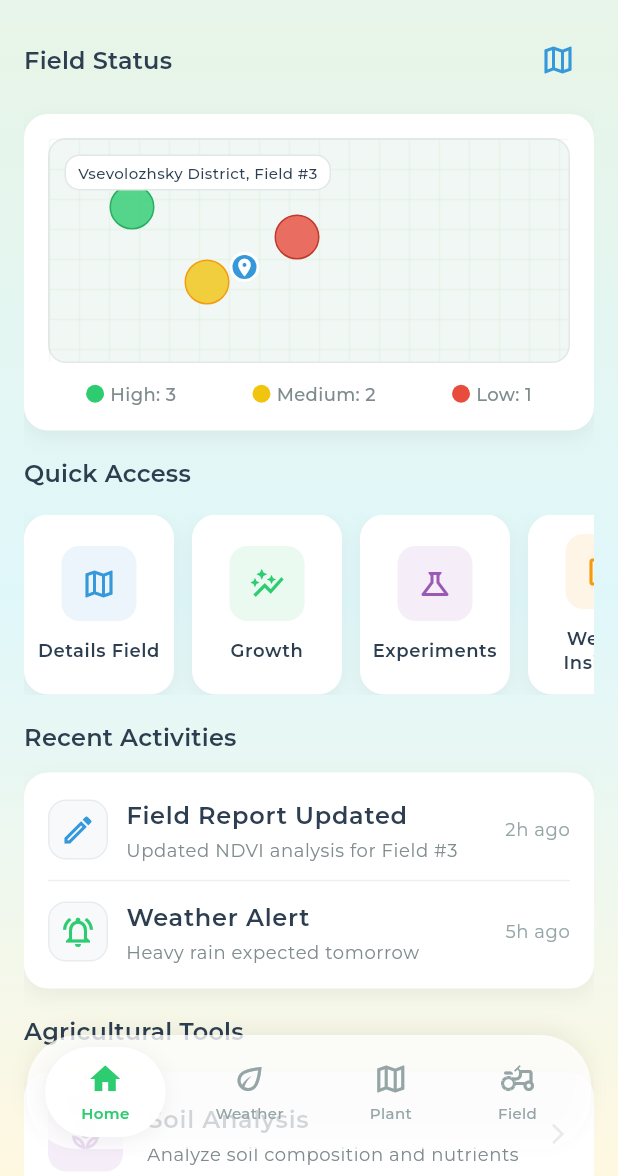
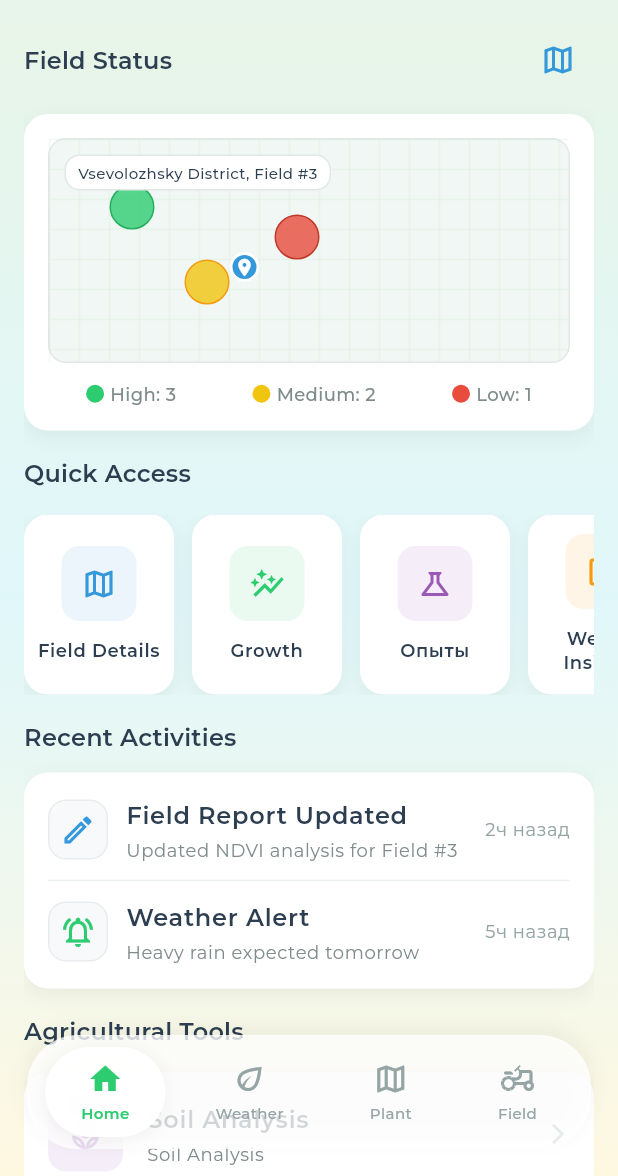
Before and after one commit to nikitafedorov008/itmo-pm-demo-app, a Flutter app: the MainDashboardScreen screen opened by its route, on a phone screen of 412 x 824 dp, the part 60-1236 px from its top. Run offline on Flutter 3.47's test engine with Material 3 defaults, Android fonts, the phone set to English and light mode, and no system bars; our stand-ins replace flutter_map, google_fonts, image_picker, latlong2; missing offline and left inert: langchain, langchain_openai.

Commit message:
translation part 1

```diff
--- a/lib/pages/home_screen.dart
+++ b/lib/pages/home_screen.dart
@@ -23,7 +23,7 @@ class HomeScreen extends StatelessWidget {
                     mainAxisAlignment: MainAxisAlignment.spaceBetween,
                     children: [
                       Text(
-                        'Field Status',
+                        s.fieldStatus,
                         style: Theme.of(context).textTheme.titleMedium?.copyWith(
                           color: const Color(0xFF2C3E50),
                           fontWeight: FontWeight.w600,
@@ -165,7 +165,8 @@ class HomeScreen extends StatelessWidget {
                                       ),
                                     ),
                                     child: Text(
-                                      'Vsevolozhsky District, Field #3',
+                                        'Vsevolozhsky District, Field #3',
+                                      // s.location, // Using the location term from localization
                                       style: TextStyle(
                                         color: const Color(0xFF2C3E50),
                                         fontSize: 10,
@@ -182,9 +183,9 @@ class HomeScreen extends StatelessWidget {
                           Row(
                             mainAxisAlignment: MainAxisAlignment.spaceAround,
                             children: [
-                              _buildFieldSummaryItem('High', 3, const Color(0xFF2ECC71)),
-                              _buildFieldSummaryItem('Medium', 2, const Color(0xFFF1C40F)),
-                              _buildFieldSummaryItem('Low', 1, const Color(0xFFE74C3C)),
+                              _buildFieldSummaryItem(s.high, /*'High'*/ 3, const Color(0xFF2ECC71)),
+                              _buildFieldSummaryItem(s.medium, /*'Medium',*/ 2, const Color(0xFFF1C40F)),
+                              _buildFieldSummaryItem(s.low, /*'Low',*/ 1, const Color(0xFFE74C3C)),
                             ],
                           ),
                         ],
@@ -195,7 +196,7 @@ class HomeScreen extends StatelessWidget {
               ),
               // Quick access section
               Text(
-                'Quick Access',
+                s.quickAccess, // 'Quick Access',
                 style: Theme.of(context).textTheme.titleMedium?.copyWith(
                   color: const Color(0xFF2C3E50),
                   fontWeight: FontWeight.w600,
@@ -209,7 +210,7 @@ class HomeScreen extends StatelessWidget {
                     _buildQuickAccessCard(
                       context,
                       icon: Icons.map_outlined,
-                      title: 'Details Field',
+                      title: s.fieldDetailsTitle, // 'Details Field',
                       color: const Color(0xFF3498DB),
                       onTap: () {
                         Navigator.pushNamed(context, '/details-field');
@@ -218,7 +219,7 @@ class HomeScreen extends StatelessWidget {
                     _buildQuickAccessCard(
                       context,
                       icon: Icons.auto_graph_outlined,
-                      title: 'Growth',
+                      title: s.growth, // 'Growth',
                       color: const Color(0xFF2ECC71),
                       onTap: () {
                         Navigator.pushNamed(context, '/growth');
@@ -227,7 +228,7 @@ class HomeScreen extends StatelessWidget {
                     _buildQuickAccessCard(
                       context,
                       icon: Icons.science_outlined,
-                      title: 'Experiments',
+                      title: 'Опыты', // s.experiments, // 'Experiments',
                       color: const Color(0xFF9B59B6),
                       onTap: () {
                         Navigator.pushNamed(context, '/experiments');
@@ -236,7 +237,7 @@ class HomeScreen extends StatelessWidget {
                     _buildQuickAccessCard(
                       context,
                       icon: Icons.analytics_outlined,
-                      title: 'Weekly Insights',
+                      title: s.weeklyInsights, // 'Weekly Insights',
                       color: const Color(0xFFF39C12),
                       onTap: () {
                         Navigator.pushNamed(context, '/weekly-insights');
@@ -245,7 +246,7 @@ class HomeScreen extends StatelessWidget {
                     _buildQuickAccessCard(
                       context,
                       icon: Icons.local_florist_outlined,
-                      title: 'Soil Analysis',
+                      title: s.soilAnalysis, // 'Soil Analysis',
                       color: const Color(0xFF9B59B6),
                       onTap: () {
                         Navigator.pushNamed(context, '/soil-analysis');
@@ -254,7 +255,7 @@ class HomeScreen extends StatelessWidget {
                     _buildQuickAccessCard(
                       context,
                       icon: Icons.bug_report_outlined,
-                      title: 'Pest Control',
+                      title: s.pestControl, // 'Pest Control',
                       color: const Color(0xFFE67E22),
                       onTap: () {
                         Navigator.pushNamed(context, '/pest-disease');
@@ -263,7 +264,7 @@ class HomeScreen extends StatelessWidget {
                     _buildQuickAccessCard(
                       context,
                       icon: Icons.rotate_right_outlined,
-                      title: 'Crop Rotation',
+                      title: s.cropRotation, //'Crop Rotation',
                       color: const Color(0xFF1ABC9C),
                       onTap: () {
                         Navigator.pushNamed(context, '/crop-rotation');
@@ -277,7 +278,7 @@ class HomeScreen extends StatelessWidget {
                 crossAxisAlignment: CrossAxisAlignment.start,
                 children: [
                   Text(
-                    'Recent Activities',
+                    s.recentActivities, // 'Recent Activities',
                     style: Theme.of(context).textTheme.titleMedium?.copyWith(
                       color: const Color(0xFF2C3E50),
                       fontWeight: FontWeight.w600,
@@ -322,7 +323,7 @@ class HomeScreen extends StatelessWidget {
                               crossAxisAlignment: CrossAxisAlignment.start,
                               children: [
                                 Text(
-                                  'Field Report Updated',
+                                  s.fieldReportUpdated, // 'Field Report Updated',
                                   style: Theme.of(context)
                                       .textTheme
                                       .bodyLarge
@@ -333,7 +334,7 @@ class HomeScreen extends StatelessWidget {
                                 ),
                                 const SizedBox(height: 4),
                                 Text(
-                                  'Updated NDVI analysis for Field #3',
+                                  s.updatedNDVIAnalysis, // 'Updated NDVI analysis for Field #3',
                                   style: Theme.of(context)
                                       .textTheme
                                       .bodySmall
@@ -345,7 +346,7 @@ class HomeScreen extends StatelessWidget {
                             ),
                             const Spacer(),
                             Text(
-                              '2h ago',
+                              '2ч назад', // '2h ago',
                               style: Theme.of(context)
                                   .textTheme
                                   .bodySmall
@@ -383,7 +384,7 @@ class HomeScreen extends StatelessWidget {
                               crossAxisAlignment: CrossAxisAlignment.start,
                               children: [
                                 Text(
-                                  'Weather Alert',
+                                  s.weatherAlert, // 'Weather Alert',
                                   style: Theme.of(context)
                                       .textTheme
                                       .bodyLarge
@@ -394,7 +395,7 @@ class HomeScreen extends StatelessWidget {
                                 ),
                                 const SizedBox(height: 4),
                                 Text(
-                                  'Heavy rain expected tomorrow',
+                                  s.heavyRainExpected, // 'Heavy rain expected tomorrow',
                                   style: Theme.of(context)
                                       .textTheme
                                       .bodySmall
@@ -406,7 +407,7 @@ class HomeScreen extends StatelessWidget {
                             ),
                             const Spacer(),
                             Text(
-                              '5h ago',
+                              '5ч назад', // '5h ago',
                               style: Theme.of(context)
                                   .textTheme
                                   .bodySmall
@@ -422,7 +423,7 @@ class HomeScreen extends StatelessWidget {
                 ],
               ),
               Text(
-                'Agricultural Tools',
+                s.agriculturalTools, // 'Agricultural Tools',
                 style: Theme.of(context).textTheme.titleMedium?.copyWith(
                   color: const Color(0xFF2C3E50),
                   fontWeight: FontWeight.w600,
@@ -431,8 +432,8 @@ class HomeScreen extends StatelessWidget {
               // Soil Analysis Card
               _buildFeatureCard(
                 context,
-                title: 'Soil Analysis',
-                subtitle: 'Analyze soil composition and nutrients',
+                title: s.soilAnalysisActionTitle, // 'Soil Analysis',
+                subtitle: s.soilAnalysisAction, // 'Analyze soil composition and nutrients',
                 icon: Icons.local_florist_outlined,
                 color: const Color(0xFF9B59B6),
                 onTap: () {
@@ -442,8 +443,8 @@ class HomeScreen extends StatelessWidget {
               // Pest & Disease Card
               _buildFeatureCard(
                 context,
-                title: 'Pest & Disease',
-                subtitle: 'Detect and manage crop pests',
+                title: s.pestDisease, // 'Pest & Disease',
+                subtitle: s.detectManageCropPests, // 'Detect and manage crop pests',
                 icon: Icons.bug_report_outlined,
                 color: const Color(0xFFE67E22),
                 onTap: () {
@@ -453,8 +454,8 @@ class HomeScreen extends StatelessWidget {
               // Crop Rotation Card
               _buildFeatureCard(
                 context,
-                title: 'Crop Rotation',
-                subtitle: 'Plan sustainable crop rotation',
+                title: s.cropRotation, // 'Crop Rotation',
+                subtitle: s.planSustainableCropRotation, // 'Plan sustainable crop rotation',
                 icon: Icons.rotate_right_outlined,
                 color: const Color(0xFF1ABC9C),
                 onTap: () {
@@ -464,8 +465,8 @@ class HomeScreen extends StatelessWidget {
               // Fertilizer Calculator Card
               _buildFeatureCard(
                 context,
-                title: 'Fertilizer Calculator',
-                subtitle: 'Calculate optimal fertilizer amounts',
+                title: s.fertilizerCalculator, // 'Fertilizer Calculator',
+                subtitle: s.calculateOptimalFertilizerAmounts, // 'Calculate optimal fertilizer amounts',
                 icon: Icons.calculate_outlined,
                 color: const Color(0xFF3498DB),
                 onTap: () {
@@ -475,8 +476,8 @@ class HomeScreen extends StatelessWidget {
               // Irrigation Scheduler Card
               _buildFeatureCard(
                 context,
-                title: 'Irrigation Scheduler',
-                subtitle: 'Plan and manage irrigation schedules',
+                title: s.irrigationScheduler, // 'Irrigation Scheduler',
+                subtitle: s.planManageIrrigationSchedules, // 'Plan and manage irrigation schedules',
                 icon: Icons.water_drop_outlined,
                 color: const Color(0xFF2ECC71),
                 onTap: () {
--- a/lib/pages/main_dashboard_screen.dart
+++ b/lib/pages/main_dashboard_screen.dart
@@ -155,7 +155,7 @@ class _MainDashboardScreenState extends State<MainDashboardScreen> {
             ),
             const SizedBox(height: 4),
             Text(
-              _getLabelForIndex(index),
+              _getLabelForIndex(context, index),
               style: GoogleFonts.montserrat(
                 fontSize: 10,
                 fontWeight: isActive ? FontWeight.w600 : FontWeight.w500,
@@ -168,14 +168,15 @@ class _MainDashboardScreenState extends State<MainDashboardScreen> {
     );
   }
 
-  String _getLabelForIndex(int index) {
+  String _getLabelForIndex(BuildContext context, int index) {
+    final s = l10n.AppLocalizations.of(context)!;
     switch (index) {
-      case 0: return 'Home';
-      case 1: return 'Weather';
-      case 2: return 'Plant';
-      case 3: return 'Field';
-      case 4: return 'Tools';
-      default: return 'Home';
+      case 0: return s.home; // 'Home';
+      case 1: return s.weather; // 'Weather';
+      case 2: return s.plant; // 'Plant';
+      case 3: return s.field; // 'Field';
+      case 4: return s.tools; // 'Tools';
+      default: return s.home; // 'Home';
     }
   }
 
```
Also changed, not shown: lib/pages/irrigation_scheduler_screen.dart (+24 -24 lines), lib/pages/plant_health_screen.dart (+5 -5 lines).
